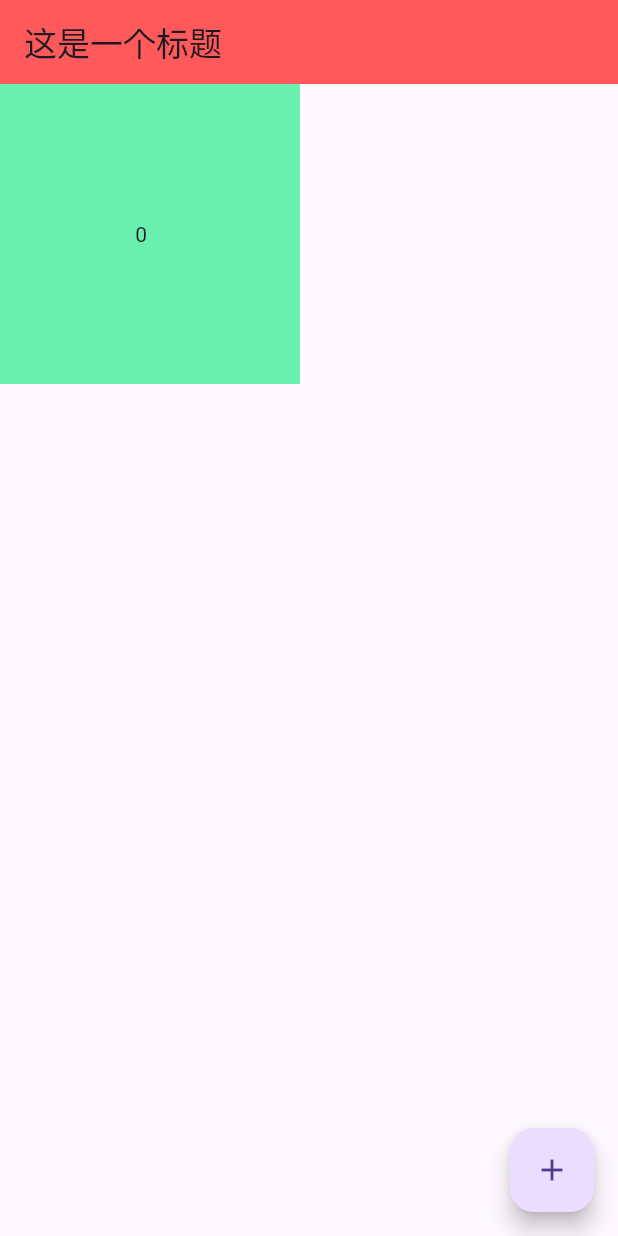
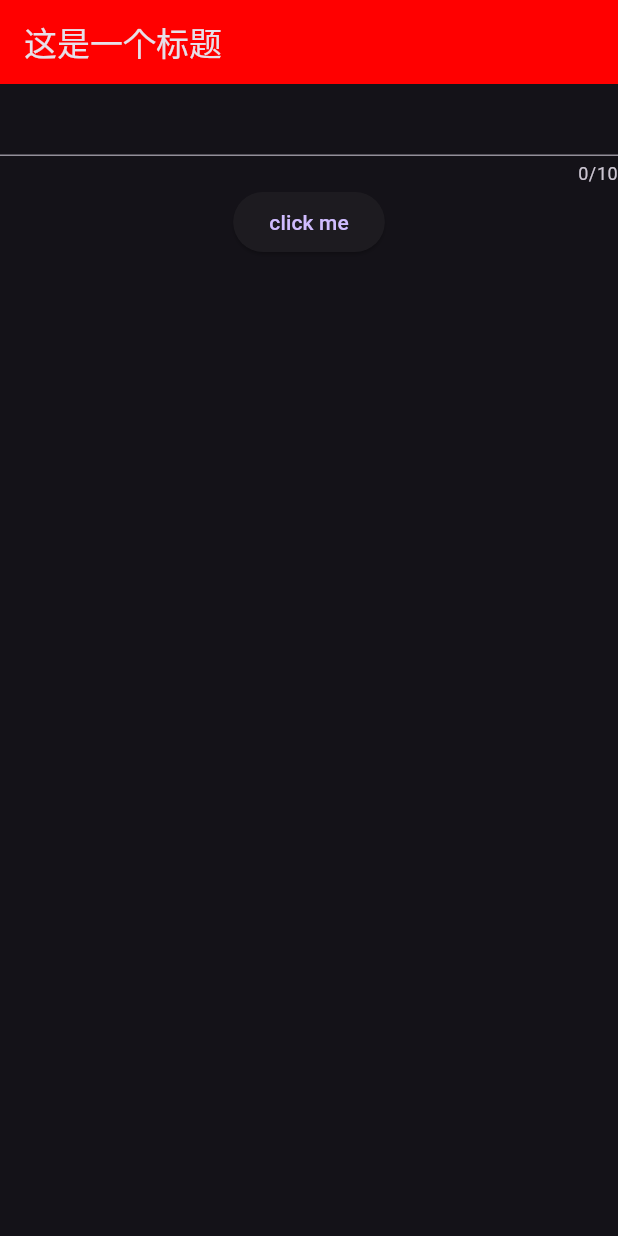
Before and after one commit to vamb/flutterDemo, a Flutter app: the screen it shows after launch, on a phone screen of 412 x 824 dp. Run offline on Flutter 3.47's test engine with Material 3 defaults, Android fonts, the phone set to English and light mode, and no system bars.

Commit message:
feat: P14 commit

```diff
--- a/lib/main.dart
+++ b/lib/main.dart
@@ -1,48 +1,42 @@
 import 'package:flutter/material.dart';
 
-void main() {
-  runApp(
-      MaterialApp(
-        // theme: ThemeData.dark(),
-          home: Home())
-  );
+main() {
+  runApp(MaterialApp(theme: ThemeData.dark(), home: Home(),));
 }
 
-
-class Home extends StatefulWidget {
-
-  @override
-  _HomeState createState() => _HomeState();
-
-}
-
-class _HomeState extends State<Home> {
-
-  var count = 0;
+class Home extends StatelessWidget {
+  var c1 = TextEditingController();
 
   @override
   Widget build(BuildContext context) {
     return Scaffold(
-      appBar: AppBar(
-        title: Text('这是一个标题',),
-        backgroundColor: Color.fromRGBO(255, 50, 50, 0.8),
-      ),
-      body: Container(
-        color: Colors.greenAccent,
-        child: Text(count.toString()),
-        width: 200, height: 200,
-        // alignment: Alignment(-1, -1),
-        padding: EdgeInsets.symmetric(vertical: 90, horizontal: 90),
-      ),
-      floatingActionButton: FloatingActionButton(
-        child: Icon(Icons.add),
-        onPressed: (){
-          setState(() {
-            count++;
-          });
-        },
-      ),
+      appBar: AppBar(backgroundColor: Color(0xffff0000), title: Text("这是一个标题")),
+      body: Column(children: [
+        TextField(
+          controller: c1,
+          // obscureText: true,//隐藏文本，多用于输入密码
+
+          // keyboardType: TextInputType.number,//此时只能输入数字
+
+          // cursorColor: Colors.purple,//光标颜色
+          // cursorWidth: 10,//光标宽度
+          // cursorRadius: Radius.circular(15),//光标圆角
+
+          // maxLines: 3,minLines: 1,//最大和最小的输入行数（不支持 enter 换行）// maxLength: 16,//设置最大输入字符数量，且能够显示当前输入字符数// decoration: InputDecoration(
+          maxLength: 10 ,
+          // decoration: InputDecoration(
+          //   icon: Icon(Icons.person),//外部图标
+          //   prefixIcon: Icon(Icons.phone),//内部图标
+          //   // suffixIcon: Icon(Icons.cancel),//左边图标
+          //   suffixIcon: IconButton(onPressed: (){},icon: Icon(Icons.cancel),),
+          //   hintText: '请输入账号',
+          //   labelText: '悬浮提示文本',
+          //   // border: OutlineInputBorder()//方形框框
+          //   // border: OutlineInputBorder(borderRadius: BorderRadius.circular(30)),//方形框框// ),
+          // ),
+        ),
+        ElevatedButton(onPressed: (){print(c1.text);} , child: Text('click me'))
+      ],),
     );
   }
-
 }
```
Also changed, not shown: lib/main_v2.dart (added, +52 -0 lines).
